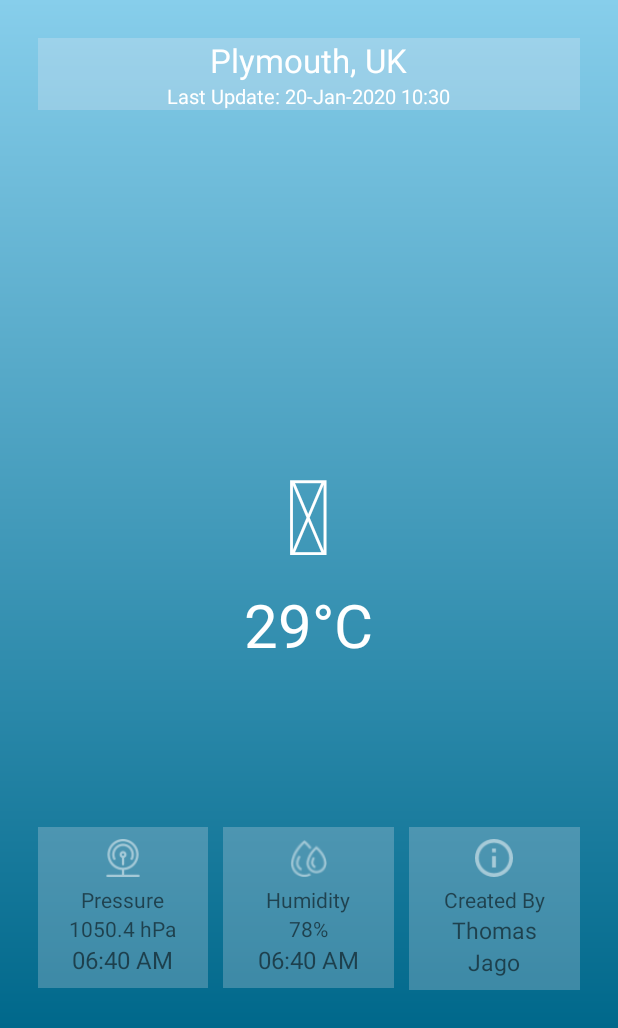
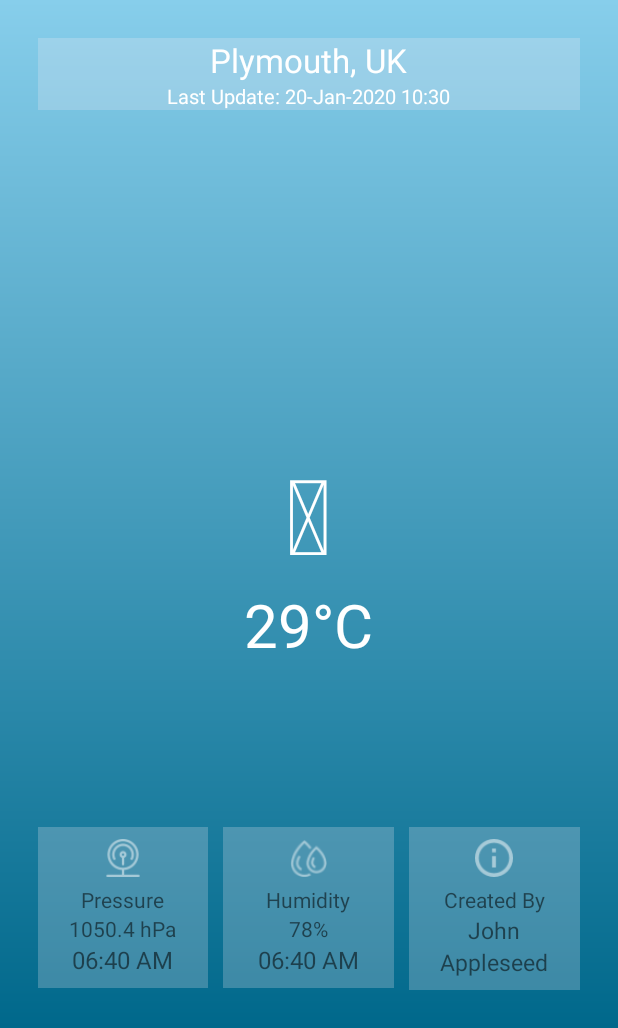
Before and after one commit to Starkillxr/10751069_WEBANDMOBILE_WEATHERAPP, an Android app: the fragment ForecastFragment placed in its activity, on a phone screen of 412 x 824 dp, the part 208-1236 px from its top. Run offline under Robolectric (Android 15) with nearby library versions, the phone set to English and light mode, and no system bars; our stand-ins replace Volley.

Commit message:
changed variables

```diff
--- a/10751069_WEATHERAPP/app/src/main/res/layout/fragment_forecast.xml
+++ b/10751069_WEATHERAPP/app/src/main/res/layout/fragment_forecast.xml
@@ -192,12 +192,12 @@
                             android:layout_height="wrap_content"
                             android:id="@+id/about"
                             android:textSize="15sp"
-                            android:text="@string/thomas"/>
+                            android:text="@string/John"/>
                         <TextView
                             android:layout_width="wrap_content"
                             android:layout_height="wrap_content"
                             android:textSize="15sp"
-                            android:text="@string/jago"/>
+                            android:text="@string/Appleseed"/>
                     </LinearLayout>
                 </LinearLayout>
             </LinearLayout>
--- a/10751069_WEATHERAPP/app/src/main/res/values/strings.xml
+++ b/10751069_WEATHERAPP/app/src/main/res/values/strings.xml
@@ -9,7 +9,7 @@
     <string name="max_temp_05_05_pm">Max Temp: 05:05 PM</string>
     <string name="_06_40_am">06:40 AM</string>
     <string name="created_by">Created By</string>
-    <string name="thomas">Thomas</string>
+    <string name="John">John</string>
     <string name="something_went_wrong">Something went wrong</string>
 
     <string name ="open_weather_mapps_app_id"></string>
@@ -42,5 +42,5 @@
     <string name="humidity">Humidity</string>
     <string name="_1050_4_h">1050.4 hPa</string>
     <string name="_78">78%</string>
-    <string name="jago">Jago</string>
+    <string name="Appleseed">Appleseed</string>
 </resources>
```
